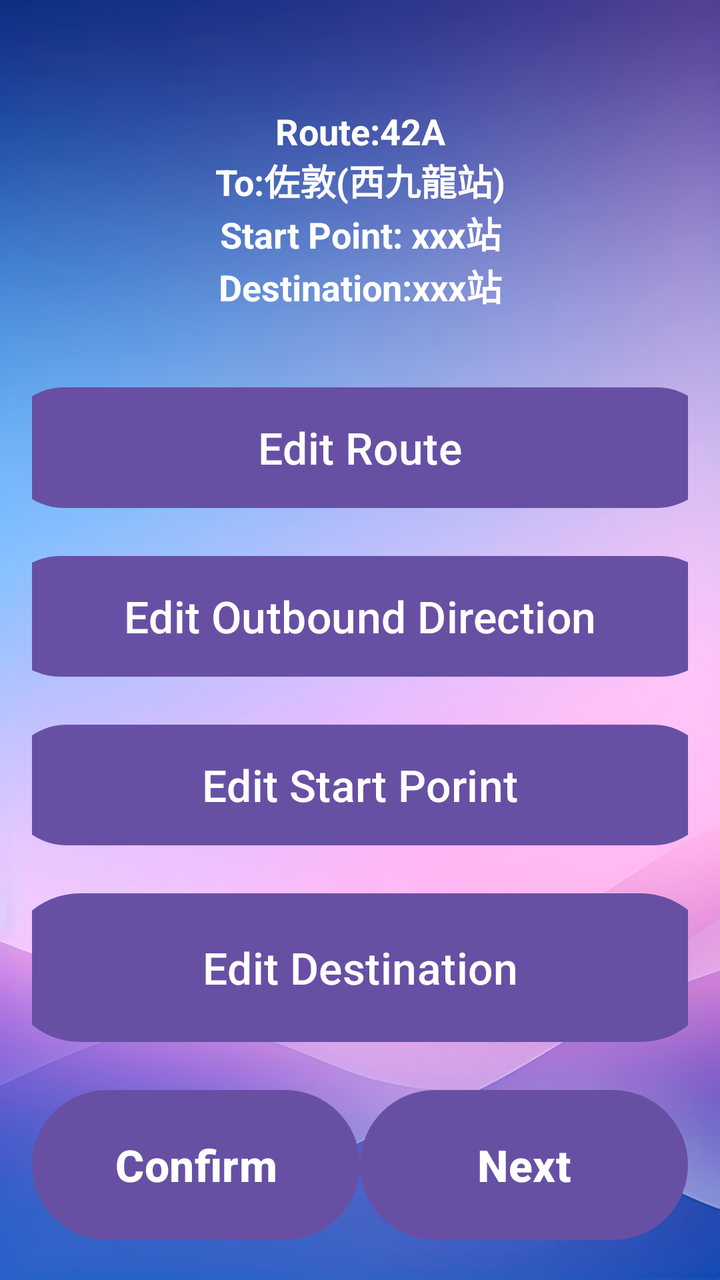
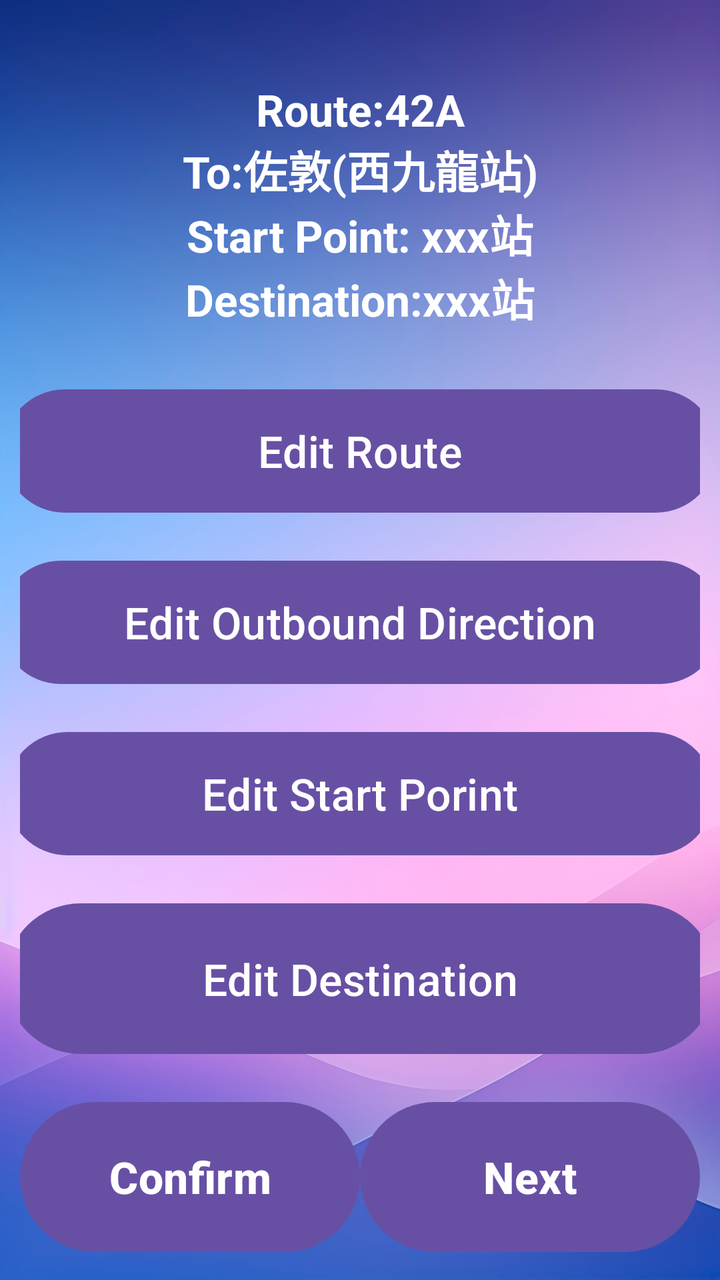

Before-and-after screenshots of an Android layout around one commit, followed by the original layout XML and the change that was made.
<!-- AndroidManifest.xml: application theme Theme.VISTA -->
<!-- res/layout/activity_find_bus_edit_menu_page.xml -->
<LinearLayout xmlns:android="http://schemas.android.com/apk/res/android"
    android:id="@+id/main"
    android:layout_width="match_parent"
    android:layout_height="match_parent"
    android:background="@drawable/background"
    android:orientation="vertical"
    android:gravity="center"
    android:padding="16dp"
    android:weightSum="5">

    
    <TextView
        android:id="@+id/txtFindBusEditBusRoute"
        android:layout_width="wrap_content"
        android:layout_height="wrap_content"
        android:layout_marginTop="20dp"
        android:gravity="center"
        android:text="Route:42A\nTo:佐敦(西九龍站)\nStart Point: xxx站\nDestination:xxx站"
        android:textSize="18sp"
        android:textStyle="bold"
        android:padding="8dp"
        android:textColor="@color/white"
        android:layout_weight="1" />

    <Button
        android:id="@+id/btnFindBusEditEditRoute"
        android:layout_width="357dp"
        android:layout_height="wrap_content"
        android:layout_marginTop="16dp"
        android:layout_weight="1"
        android:text="Edit Route"
        android:textSize="22sp" />

    <Button
        android:id="@+id/btnFindBusEditOutboundDirection"
        android:layout_width="361dp"
        android:layout_height="wrap_content"
        android:layout_marginTop="16dp"
        android:layout_weight="1"
        android:text="Edit Outbound Direction"
        android:textSize="22sp" />

    <Button
        android:id="@+id/btnFindBusEditStartPoint"
        android:layout_width="354dp"
        android:layout_height="wrap_content"
        android:layout_marginTop="16dp"
        android:layout_weight="1"
        android:text="Edit Start Porint"
        android:textSize="22sp" />

    <Button
        android:id="@+id/btnFindBusEditDestination"
        android:layout_width="355dp"
        android:layout_height="63dp"
        android:layout_marginTop="16dp"
        android:layout_weight="1"
        android:text="Edit Destination"
        android:textSize="22sp" />

    
    <LinearLayout
        android:orientation="horizontal"
        android:layout_width="match_parent"
        android:layout_height="wrap_content"
        android:gravity="bottom"
        android:layout_marginTop="16dp"
        android:weightSum="2">

        
        <Button
            android:id="@+id/btnFindBusEditConfirm"
            android:layout_width="0dp"
            android:layout_height="83dp"
            android:layout_weight="1"
            android:text="Confirm"
            android:textSize="22sp"
            android:textStyle="bold" />

        
        <Button
            android:id="@+id/btnFindBusEditNext"
            android:layout_width="0dp"
            android:layout_height="83dp"
            android:layout_weight="1"
            android:text="Next"
            android:textSize="22sp"
            android:textStyle="bold" />
    </LinearLayout>

</LinearLayout>
<!-- resources referenced by this layout -->
<resources>
  <color name="white">#FFFFFFFF</color>
  <!-- drawable background: jpg bitmap (drawable, 544840 bytes) -->
  <style name="Theme.VISTA" parent="Base.Theme.VISTA" />
  <style name="Base.Theme.VISTA" parent="Theme.Material3.DayNight.NoActionBar">
          
          
      </style>
</resources>

<!-- the commit's change to res/layout/activity_find_bus_edit_menu_page.xml (unified diff, before → after) -->
@@ -5,7 +5,7 @@
     android:background="@drawable/background"
     android:orientation="vertical"
     android:gravity="center"
-    android:padding="16dp"
+    android:padding="10dp"
     android:weightSum="5">
 
     
@@ -16,9 +16,8 @@
         android:layout_marginTop="20dp"
         android:gravity="center"
         android:text="Route:42A\nTo:佐敦(西九龍站)\nStart Point: xxx站\nDestination:xxx站"
-        android:textSize="18sp"
+        android:textSize="22sp"
         android:textStyle="bold"
-        android:padding="8dp"
         android:textColor="@color/white"
         android:layout_weight="1" />
 
